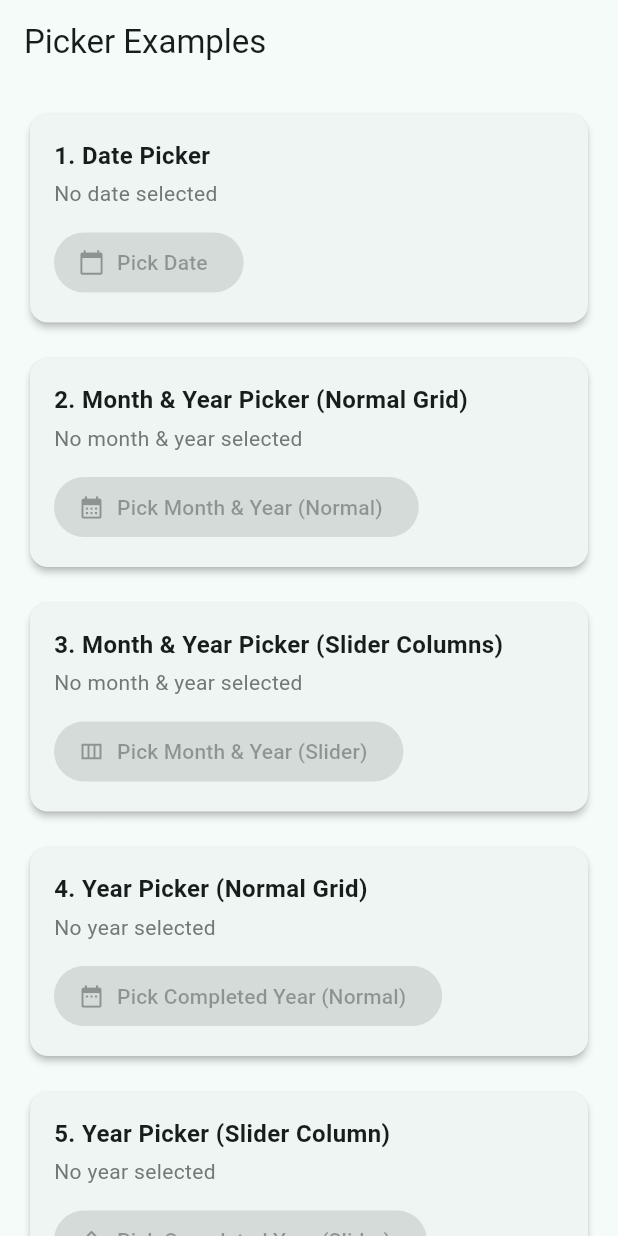
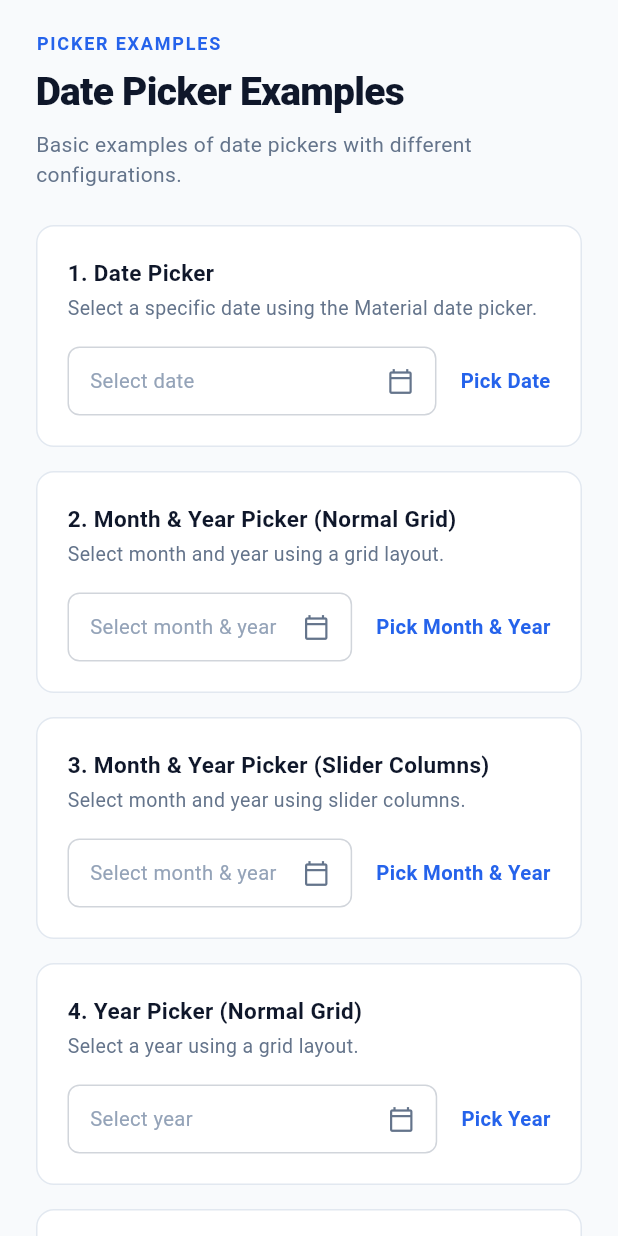
Before and after one commit to tegarnugroho/datepickr, a Flutter app: the screen it shows after launch, on a phone screen of 412 x 824 dp. Run offline on Flutter 3.47's test engine with Material 3 defaults, Android fonts, the phone set to English and light mode, and no system bars.

Commit message:
feat: Update UI and functionality of date picker examples with improved layout and formatting

```diff
--- a/example/lib/main.dart
+++ b/example/lib/main.dart
@@ -12,9 +12,15 @@ class ExampleApp extends StatelessWidget {
   Widget build(BuildContext context) {
     return MaterialApp(
       title: 'Flutter Date Picker Example',
+      debugShowCheckedModeBanner: false,
       theme: ThemeData(
         useMaterial3: true,
-        colorScheme: ColorScheme.fromSeed(seedColor: Colors.teal),
+        scaffoldBackgroundColor: const Color(0xFFF8FAFC),
+        colorScheme: ColorScheme.fromSeed(
+          seedColor: const Color(0xFF2563EB),
+          primary: const Color(0xFF2563EB),
+          surface: Colors.white,
+        ),
       ),
       home: const HomeScreen(),
     );
@@ -30,23 +36,88 @@ class HomeScreen extends StatefulWidget {
 
 class _HomeScreenState extends State<HomeScreen> {
   DateTime? _selectedDate;
-  DateTime? _selectedMonthYear;
-  DateTime? _selectedYear;
+  DateTime? _selectedMonthYearNormal;
+  DateTime? _selectedMonthYearSlider;
+  DateTime? _selectedYearNormal;
+  DateTime? _selectedYearSlider;
+
+  static const _monthNames = [
+    'January',
+    'February',
+    'March',
+    'April',
+    'May',
+    'June',
+    'July',
+    'August',
+    'September',
+    'October',
+    'November',
+    'December',
+  ];
+
+  String? _formatDate(DateTime? date) {
+    if (date == null) return null;
+    return '${date.year}-${date.month.toString().padLeft(2, '0')}-${date.day.toString().padLeft(2, '0')}';
+  }
+
+  String? _formatMonthYear(DateTime? date) {
+    if (date == null) return null;
+    final monthName = _monthNames[date.month - 1];
+    return '$monthName ${date.year}';
+  }
+
+  String? _formatYear(DateTime? date) {
+    if (date == null) return null;
+    return '${date.year}';
+  }
 
   @override
   Widget build(BuildContext context) {
     return Scaffold(
-      appBar: AppBar(
-        title: const Text('Picker Examples'),
+      backgroundColor: const Color(0xFFF8FAFC),
+      body: SafeArea(
+        child: ListView(
+          padding: const EdgeInsets.symmetric(horizontal: 24.0, vertical: 20.0),
+          children: [
+            // Header
+            const Text(
+              'PICKER EXAMPLES',
+              style: TextStyle(
+                color: Color(0xFF2563EB),
+                fontSize: 12.0,
+                fontWeight: FontWeight.w700,
+                letterSpacing: 1.2,
               ),
-      body: ListView(
-        padding: const EdgeInsets.all(16.0),
-        children: [
-          _buildCard(
+            ),
+            const SizedBox(height: 6.0),
+            const Text(
+              'Date Picker Examples',
+              style: TextStyle(
+                color: Color(0xFF0F172A),
+                fontSize: 26.0,
+                fontWeight: FontWeight.w800,
+                letterSpacing: -0.5,
+              ),
+            ),
+            const SizedBox(height: 6.0),
+            const Text(
+              'Basic examples of date pickers with different configurations.',
+              style: TextStyle(
+                color: Color(0xFF64748B),
+                fontSize: 14.0,
+              ),
+            ),
+            const SizedBox(height: 24.0),
+
+            // Card 1: Date Picker
+            _buildPickerCard(
               title: '1. Date Picker',
-            subtitle: _selectedDate != null
-                ? 'Selected: ${_selectedDate!.toLocal()}'.split(' ')[0]
-                : 'No date selected',
+              description:
+                  'Select a specific date using the Material date picker.',
+              placeholder: 'Select date',
+              buttonLabel: 'Pick Date',
+              selectedText: _formatDate(_selectedDate),
               picker: CustomDatePicker(
                 key: const Key('example_date_picker'),
                 type: CustomDatePickerType.date,
@@ -54,212 +125,215 @@ class _HomeScreenState extends State<HomeScreen> {
                 onSelected: (date) {
                   setState(() => _selectedDate = date);
                 },
-              child: ElevatedButton.icon(
-                onPressed: null, // CustomDatePicker handles tap
-                icon: const Icon(Icons.calendar_today),
-                label: const Text('Pick Date'),
+                child: _buildInputRow(
+                  placeholder: 'Select date',
+                  buttonLabel: 'Pick Date',
+                  selectedText: _formatDate(_selectedDate),
                 ),
               ),
             ),
-          const SizedBox(height: 16),
-          _buildCard(
+            const SizedBox(height: 16.0),
+
+            // Card 2: Month & Year Picker (Normal Grid)
+            _buildPickerCard(
               title: '2. Month & Year Picker (Normal Grid)',
-            subtitle: _selectedMonthYear != null
-                ? 'Selected: ${_selectedMonthYear!.year}-${_selectedMonthYear!.month.toString().padLeft(2, '0')}'
-                : 'No month & year selected',
+              description: 'Select month and year using a grid layout.',
+              placeholder: 'Select month & year',
+              buttonLabel: 'Pick Month & Year',
+              selectedText: _formatMonthYear(_selectedMonthYearNormal),
               picker: CustomDatePicker(
                 key: const Key('example_month_year_picker_normal'),
                 type: CustomDatePickerType.month,
                 style: CustomDatePickerStyle.normal,
-              initialDate: _selectedMonthYear ?? DateTime.now(),
+                initialDate: _selectedMonthYearNormal ?? DateTime.now(),
                 onSelected: (date) {
-                setState(() => _selectedMonthYear = date);
+                  setState(() => _selectedMonthYearNormal = date);
                 },
-              child: ElevatedButton.icon(
-                onPressed: null,
-                icon: const Icon(Icons.calendar_month),
-                label: const Text('Pick Month & Year (Normal)'),
+                child: _buildInputRow(
+                  placeholder: 'Select month & year',
+                  buttonLabel: 'Pick Month & Year',
+                  selectedText: _formatMonthYear(_selectedMonthYearNormal),
                 ),
               ),
             ),
-          const SizedBox(height: 16),
-          _buildCard(
+            const SizedBox(height: 16.0),
+
+            // Card 3: Month & Year Picker (Slider Columns)
+            _buildPickerCard(
               title: '3. Month & Year Picker (Slider Columns)',
-            subtitle: _selectedMonthYear != null
-                ? 'Selected: ${_selectedMonthYear!.year}-${_selectedMonthYear!.month.toString().padLeft(2, '0')}'
-                : 'No month & year selected',
+              description: 'Select month and year using slider columns.',
+              placeholder: 'Select month & year',
+              buttonLabel: 'Pick Month & Year',
+              selectedText: _formatMonthYear(_selectedMonthYearSlider),
               picker: CustomDatePicker(
                 key: const Key('example_month_year_picker_slider'),
                 type: CustomDatePickerType.month,
                 style: CustomDatePickerStyle.slider,
-              initialDate: _selectedMonthYear ?? DateTime.now(),
+                initialDate: _selectedMonthYearSlider ?? DateTime.now(),
                 onSelected: (date) {
-                setState(() => _selectedMonthYear = date);
+                  setState(() => _selectedMonthYearSlider = date);
                 },
-              child: ElevatedButton.icon(
-                onPressed: null,
-                icon: const Icon(Icons.view_column_outlined),
-                label: const Text('Pick Month & Year (Slider)'),
+                child: _buildInputRow(
+                  placeholder: 'Select month & year',
+                  buttonLabel: 'Pick Month & Year',
+                  selectedText: _formatMonthYear(_selectedMonthYearSlider),
                 ),
               ),
             ),
-          const SizedBox(height: 16),
-          _buildCard(
+            const SizedBox(height: 16.0),
+
+            // Card 4: Year Picker (Normal Grid)
+            _buildPickerCard(
               title: '4. Year Picker (Normal Grid)',
-            subtitle: _selectedYear != null
-                ? 'Selected: ${_selectedYear!.year}'
-                : 'No year selected',
+              description: 'Select a year using a grid layout.',
+              placeholder: 'Select year',
+              buttonLabel: 'Pick Year',
+              selectedText: _formatYear(_selectedYearNormal),
               picker: CustomDatePicker(
                 key: const Key('example_year_picker_normal'),
                 type: CustomDatePickerType.year,
                 style: CustomDatePickerStyle.normal,
-              onlyCompletedYears: true,
-              initialDate: _selectedYear ?? DateTime.now(),
+                initialDate: _selectedYearNormal ?? DateTime.now(),
                 onSelected: (date) {
-                setState(() => _selectedYear = date);
+                  setState(() => _selectedYearNormal = date);
                 },
-              child: ElevatedButton.icon(
-                onPressed: null,
-                icon: const Icon(Icons.date_range),
-                label: const Text('Pick Completed Year (Normal)'),
+                child: _buildInputRow(
+                  placeholder: 'Select year',
+                  buttonLabel: 'Pick Year',
+                  selectedText: _formatYear(_selectedYearNormal),
                 ),
               ),
             ),
-          const SizedBox(height: 16),
-          _buildCard(
+            const SizedBox(height: 16.0),
+
+            // Card 5: Year Picker (Slider Column)
+            _buildPickerCard(
               title: '5. Year Picker (Slider Column)',
-            subtitle: _selectedYear != null
-                ? 'Selected: ${_selectedYear!.year}'
-                : 'No year selected',
+              description: 'Select a year using a slider column.',
+              placeholder: 'Select year',
+              buttonLabel: 'Pick Year',
+              selectedText: _formatYear(_selectedYearSlider),
               picker: CustomDatePicker(
                 key: const Key('example_year_picker_slider'),
                 type: CustomDatePickerType.year,
                 style: CustomDatePickerStyle.slider,
-              onlyCompletedYears: true,
-              initialDate: _selectedYear ?? DateTime.now(),
+                initialDate: _selectedYearSlider ?? DateTime.now(),
                 onSelected: (date) {
-                setState(() => _selectedYear = date);
+                  setState(() => _selectedYearSlider = date);
                 },
-              child: ElevatedButton.icon(
-                onPressed: null,
-                icon: const Icon(Icons.unfold_more),
-                label: const Text('Pick Completed Year (Slider)'),
+                child: _buildInputRow(
+                  placeholder: 'Select year',
+                  buttonLabel: 'Pick Year',
+                  selectedText: _formatYear(_selectedYearSlider),
                 ),
               ),
             ),
-          const SizedBox(height: 24),
-          const Divider(),
-          const SizedBox(height: 16),
-          Text(
-            'Direct Function API Demo',
-            style: Theme.of(context).textTheme.titleMedium,
-          ),
-          const SizedBox(height: 8),
-          Wrap(
-            spacing: 8,
-            runSpacing: 8,
-            children: [
-              OutlinedButton(
-                onPressed: () async {
-                  final result = await showCustomDatePicker(
-                    context: context,
-                    initialDate: DateTime.now(),
-                  );
-                  if (result != null) {
-                    setState(() => _selectedDate = result);
-                  }
-                },
-                child: const Text('showCustomDatePicker()'),
-              ),
-              OutlinedButton(
-                onPressed: () async {
-                  final result = await showCustomMonthYearPicker(
-                    context: context,
-                    initialDate: DateTime.now(),
-                    style: CustomDatePickerStyle.normal,
-                  );
-                  if (result != null) {
-                    setState(() => _selectedMonthYear = result);
-                  }
-                },
-                child: const Text('showCustomMonthYearPicker (normal)'),
-              ),
-              OutlinedButton(
-                onPressed: () async {
-                  final result = await showCustomMonthYearPicker(
-                    context: context,
-                    initialDate: DateTime.now(),
-                    style: CustomDatePickerStyle.slider,
-                  );
-                  if (result != null) {
-                    setState(() => _selectedMonthYear = result);
-                  }
-                },
-                child: const Text('showCustomMonthYearPicker (slider)'),
-              ),
-              OutlinedButton(
-                onPressed: () async {
-                  final result = await showCustomYearPicker(
-                    context: context,
-                    initialDate: DateTime.now(),
-                    style: CustomDatePickerStyle.normal,
-                  );
-                  if (result != null) {
-                    setState(() => _selectedYear = result);
-                  }
-                },
-                child: const Text('showCustomYearPicker (normal)'),
-              ),
-              OutlinedButton(
-                onPressed: () async {
-                  final result = await showCustomYearPicker(
-                    context: context,
-                    initialDate: DateTime.now(),
-                    style: CustomDatePickerStyle.slider,
-                  );
-                  if (result != null) {
-                    setState(() => _selectedYear = result);
-                  }
-                },
-                child: const Text('showCustomYearPicker (slider)'),
-              ),
+            const SizedBox(height: 32.0),
           ],
         ),
-        ],
       ),
     );
   }
 
-  Widget _buildCard({
+  Widget _buildPickerCard({
     required String title,
-    required String subtitle,
+    required String description,
+    required String placeholder,
+    required String buttonLabel,
+    required String? selectedText,
     required Widget picker,
   }) {
-    return Card(
-      elevation: 2,
-      child: Padding(
-        padding: const EdgeInsets.all(16.0),
+    return Container(
+      decoration: BoxDecoration(
+        color: Colors.white,
+        borderRadius: BorderRadius.circular(12.0),
+        border: Border.all(color: const Color(0xFFE2E8F0)),
+      ),
+      padding: const EdgeInsets.all(20.0),
       child: Column(
         crossAxisAlignment: CrossAxisAlignment.start,
         children: [
           Text(
             title,
             style: const TextStyle(
-                fontSize: 16,
-                fontWeight: FontWeight.bold,
+              fontSize: 15.0,
+              fontWeight: FontWeight.w700,
+              color: Color(0xFF0F172A),
             ),
           ),
-            const SizedBox(height: 4),
+          const SizedBox(height: 4.0),
           Text(
-              subtitle,
-              style: TextStyle(
-                color: Theme.of(context).colorScheme.outline,
+            description,
+            style: const TextStyle(
+              fontSize: 13.0,
+              color: Color(0xFF64748B),
             ),
           ),
-            const SizedBox(height: 12),
+          const SizedBox(height: 16.0),
           picker,
         ],
       ),
+    );
+  }
+
+  Widget _buildInputRow({
+    required String placeholder,
+    required String buttonLabel,
+    required String? selectedText,
+  }) {
+    return MouseRegion(
+      cursor: SystemMouseCursors.click,
+      child: Row(
+        children: [
+          Expanded(
+            child: Container(
+              height: 46.0,
+              padding: const EdgeInsets.symmetric(horizontal: 14.0),
+              decoration: BoxDecoration(
+                color: Colors.white,
+                borderRadius: BorderRadius.circular(8.0),
+                border: Border.all(color: const Color(0xFFD1D5DB)),
+              ),
+              child: Row(
+                children: [
+                  Expanded(
+                    child: Text(
+                      selectedText ?? placeholder,
+                      style: TextStyle(
+                        fontSize: 13.5,
+                        color: selectedText != null
+                            ? const Color(0xFF0F172A)
+                            : const Color(0xFF94A3B8),
+                        fontWeight: selectedText != null
+                            ? FontWeight.w500
+                            : FontWeight.w400,
+                      ),
+                      overflow: TextOverflow.ellipsis,
+                    ),
+                  ),
+                  const SizedBox(width: 8.0),
+                  const Icon(
+                    Icons.calendar_today_outlined,
+                    size: 18.0,
+                    color: Color(0xFF64748B),
+                  ),
+                ],
+              ),
+            ),
+          ),
+          const SizedBox(width: 16.0),
+          Padding(
+            padding: const EdgeInsets.symmetric(vertical: 8.0),
+            child: Text(
+              buttonLabel,
+              style: const TextStyle(
+                color: Color(0xFF2563EB),
+                fontSize: 13.5,
+                fontWeight: FontWeight.w600,
+              ),
+            ),
+          ),
+        ],
       ),
     );
   }
```
Also changed, not shown: 1 other file. Lines whose indentation alone changed are shown as unchanged.
